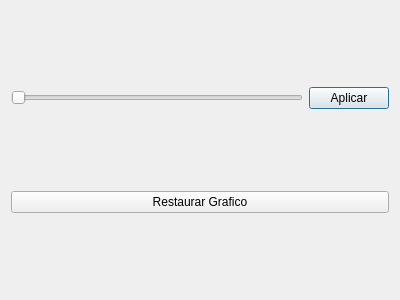
Above: analisisgrafico.ui from hectorda/Bio-Feedback before the change. Below: the same form after it.
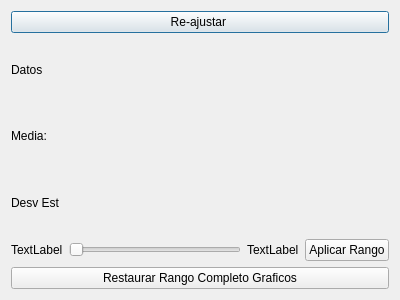
That is the form after the change. Custom widgets are drawn as their Qt base class.

Commit message: Calculando Estadisticos en Analisis Grafico

What changed in the file:
```diff
--- a/analisisgrafico.ui
+++ b/analisisgrafico.ui
@@ -14,8 +14,43 @@
    <string>Dialog</string>
   </property>
   <layout class="QVBoxLayout" name="verticalLayout">
+   <item>
+    <widget class="QPushButton" name="pushButtonRescalar">
+     <property name="text">
+      <string>Re-ajustar </string>
+     </property>
+    </widget>
+   </item>
+   <item>
+    <widget class="QLabel" name="labelCantidadDatos">
+     <property name="text">
+      <string>Datos</string>
+     </property>
+    </widget>
+   </item>
+   <item>
+    <widget class="QLabel" name="labelMedia">
+     <property name="text">
+      <string>Media:</string>
+     </property>
+    </widget>
+   </item>
+   <item>
+    <widget class="QLabel" name="labelDesvEst">
+     <property name="text">
+      <string>Desv Est</string>
+     </property>
+    </widget>
+   </item>
    <item>
     <layout class="QHBoxLayout" name="horizontalLayout">
+     <item>
+      <widget class="QLabel" name="labelRangoInf">
+       <property name="text">
+        <string>TextLabel</string>
+       </property>
+      </widget>
+     </item>
      <item>
       <widget class="QxtSpanSlider" name="horizontalSlider">
        <property name="orientation">
@@ -23,10 +58,17 @@
        </property>
       </widget>
      </item>
+     <item>
+      <widget class="QLabel" name="labelRangoSup">
+       <property name="text">
+        <string>TextLabel</string>
+       </property>
+      </widget>
+     </item>
      <item>
       <widget class="QPushButton" name="pushButtonAplicarRango">
        <property name="text">
-        <string>Aplicar</string>
+        <string>Aplicar Rango</string>
        </property>
       </widget>
      </item>
@@ -35,7 +77,7 @@
    <item>
     <widget class="QPushButton" name="pushButtonRestaurar">
      <property name="text">
-      <string>Restaurar Grafico</string>
+      <string>Restaurar Rango Completo Graficos</string>
      </property>
     </widget>
    </item>
```
The commit also changes 5 other files.
